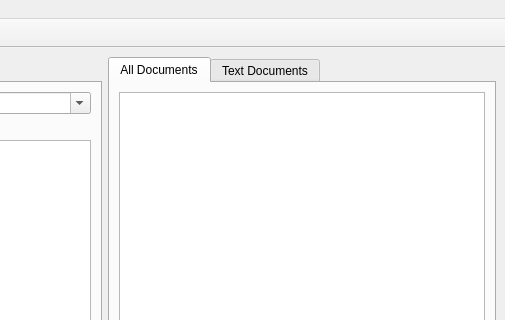
The window that qmvdocman/qmvdocman.ui (rmcm/qdocman) describes before a commit, drawn with Qt 5; both pictures show x 295 to 800 and y 0 to 320 of the 800 by 600 pixel window.
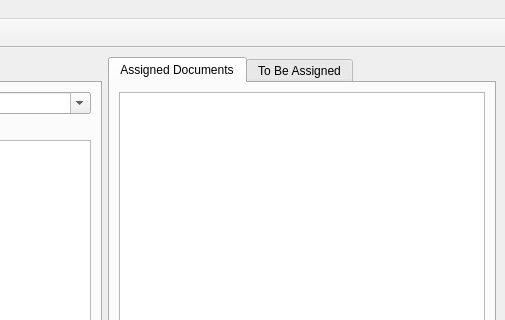
The same window after the commit. The open tabs and pages were chosen to show the change. Icons and pictures are not drawn.

Commit message: add resource file, add icons to ui

The edit to the form file:
```diff
--- a/qmvdocman/qmvdocman.ui
+++ b/qmvdocman/qmvdocman.ui
@@ -91,7 +91,7 @@
       </property>
       <widget class="QWidget" name="allTab" >
        <attribute name="title" >
-        <string>All Documents</string>
+        <string>Assigned Documents</string>
        </attribute>
        <layout class="QGridLayout" >
         <item row="0" column="0" >
@@ -101,7 +101,7 @@
       </widget>
       <widget class="QWidget" name="tabText" >
        <attribute name="title" >
-        <string>Text Documents</string>
+        <string>To Be Assigned</string>
        </attribute>
        <layout class="QGridLayout" >
         <item row="0" column="0" >
```
Left out of the diff: 28 changed lines with no effect on the pictures. The commit also changes 1 other file.
